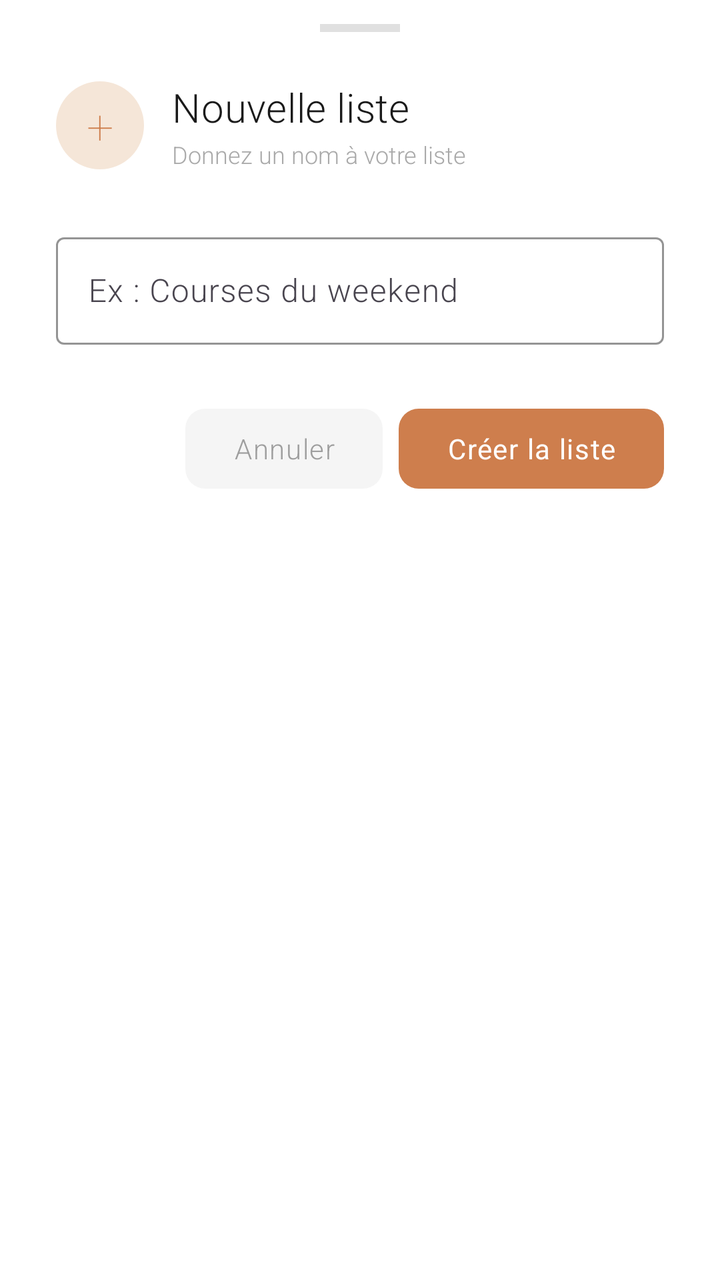
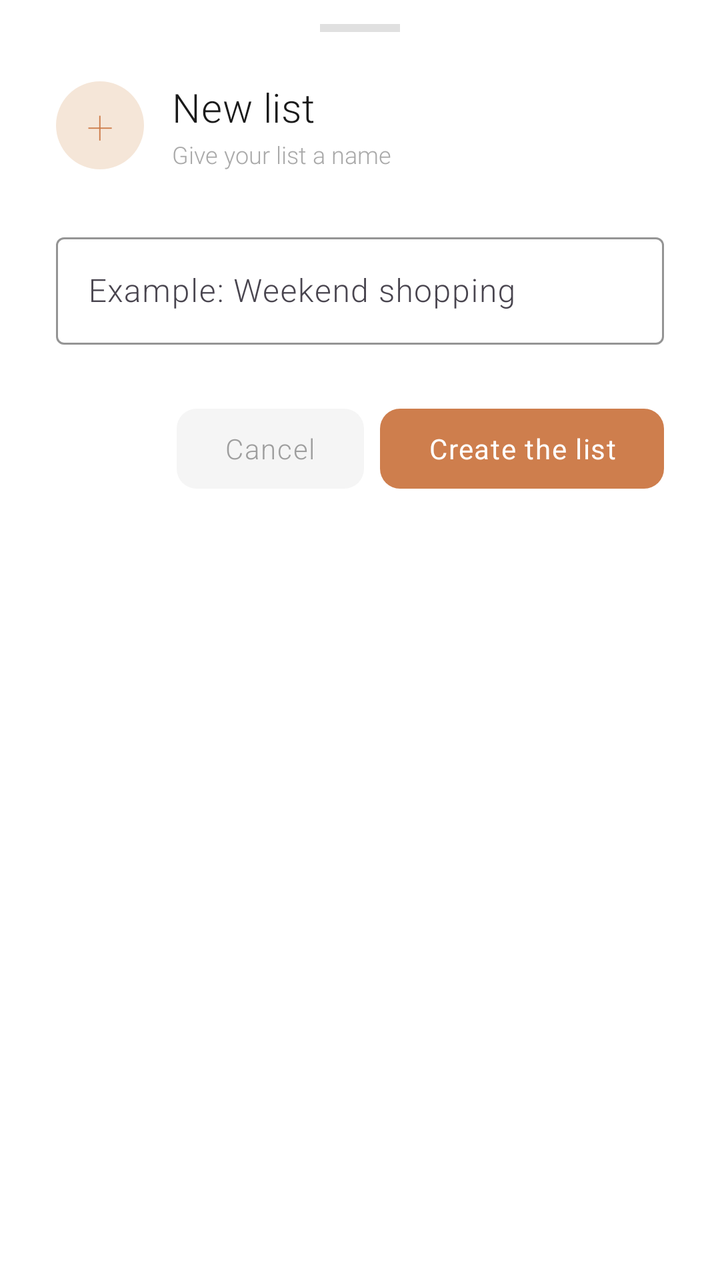

Before-and-after screenshots of an Android layout around one commit, followed by the original layout XML and the change that was made.
<!-- AndroidManifest.xml: application theme Theme.MiamList -->
<!-- res/layout/dialog_create_list.xml -->
<?xml version="1.0" encoding="utf-8"?>
<LinearLayout
    xmlns:android="http://schemas.android.com/apk/res/android"
    xmlns:app="http://schemas.android.com/apk/res-auto"
    android:layout_width="match_parent"
    android:layout_height="wrap_content"
    android:orientation="vertical"
    android:background="@drawable/bg_bottom_sheet"
    android:paddingStart="28dp"
    android:paddingEnd="28dp"
    android:paddingTop="12dp"
    android:paddingBottom="36dp">

    
    <View
        android:layout_width="40dp"
        android:layout_height="4dp"
        android:layout_gravity="center_horizontal"
        android:layout_marginBottom="24dp"
        android:background="#E0E0E0" />

    
    <LinearLayout
        android:layout_width="match_parent"
        android:layout_height="wrap_content"
        android:orientation="horizontal"
        android:gravity="center_vertical"
        android:layout_marginBottom="28dp">

        
        <FrameLayout
            android:layout_width="44dp"
            android:layout_height="44dp"
            android:background="@drawable/bg_icon_pill"
            android:layout_marginEnd="14dp">
            <TextView
                android:layout_width="wrap_content"
                android:layout_height="wrap_content"
                android:layout_gravity="center"
                android:text="+"
                android:textSize="24sp"
                android:fontFamily="sans-serif-thin"
                android:textColor="#CE7E4D" />
        </FrameLayout>

        <LinearLayout
            android:layout_width="0dp"
            android:layout_height="wrap_content"
            android:layout_weight="1"
            android:orientation="vertical">

            <TextView
                android:layout_width="wrap_content"
                android:layout_height="wrap_content"
                android:text="Nouvelle liste"
                android:textSize="20sp"
                android:fontFamily="sans-serif-light"
                android:textColor="#1A1A1A"
                android:letterSpacing="0.01" />

            <TextView
                android:layout_width="wrap_content"
                android:layout_height="wrap_content"
                android:text="Donnez un nom à votre liste"
                android:textSize="12sp"
                android:fontFamily="sans-serif-light"
                android:textColor="#AAAAAA"
                android:layout_marginTop="2dp" />
        </LinearLayout>
    </LinearLayout>

    
    <com.google.android.material.textfield.TextInputLayout
        android:id="@+id/tilListName"
        android:layout_width="match_parent"
        android:layout_height="wrap_content"
        android:hint="Ex : Courses du weekend"
        style="@style/Widget.MiamList.TextInputLayout"
        android:layout_marginBottom="28dp"
        app:hintTextColor="@color/on_surface_secondary"
        app:boxStrokeColor="@color/outline">

        <com.google.android.material.textfield.TextInputEditText
            android:id="@+id/editListName"
            android:layout_width="match_parent"
            android:layout_height="wrap_content"
            android:inputType="textCapSentences"
            android:textColor="#1A1A1A"
            android:textSize="16sp"
            android:fontFamily="sans-serif-light"
            android:paddingTop="16dp"
            android:paddingBottom="16dp"
            android:imeOptions="actionDone" />
    </com.google.android.material.textfield.TextInputLayout>

    
    <LinearLayout
        android:layout_width="match_parent"
        android:layout_height="wrap_content"
        android:orientation="horizontal"
        android:gravity="end">

        
        <com.google.android.material.button.MaterialButton
            android:id="@+id/btnCancel"
            android:layout_width="wrap_content"
            android:layout_height="48dp"
            android:text="Annuler"
            android:textColor="#9E9E9E"
            android:textSize="14sp"
            android:fontFamily="sans-serif-light"
            android:textAllCaps="false"
            android:letterSpacing="0.04"
            android:layout_marginEnd="8dp"
            app:backgroundTint="#F5F5F5"
            app:cornerRadius="10dp"
            app:elevation="0dp" />

        
        <com.google.android.material.button.MaterialButton
            android:id="@+id/btnCreate"
            android:layout_width="wrap_content"
            android:layout_height="48dp"
            android:paddingStart="24dp"
            android:paddingEnd="24dp"
            android:text="Créer la liste"
            android:textColor="#FFFFFF"
            android:textSize="14sp"
            android:fontFamily="sans-serif"
            android:textAllCaps="false"
            android:letterSpacing="0.04"
            app:backgroundTint="@color/accent"
            app:cornerRadius="10dp"
            app:elevation="0dp"
            app:rippleColor="#33FFFFFF" />
    </LinearLayout>

</LinearLayout>
<!-- resources referenced by this layout -->
<resources>
  <color name="accent">#CE7E4D</color>
  <color name="on_surface_secondary">#757575</color>
  <color name="outline">#D0D0D0</color>
  <!-- drawable bg_bottom_sheet (drawable) -->
  <?xml version="1.0" encoding="utf-8"?>
  <shape xmlns:android="http://schemas.android.com/apk/res/android"
      android:shape="rectangle">
      <solid android:color="#FFFFFF" />
      <corners
          android:topLeftRadius="28dp"
          android:topRightRadius="28dp" />
  </shape>
  <!-- drawable bg_icon_pill (drawable) -->
  <?xml version="1.0" encoding="utf-8"?>
  <shape xmlns:android="http://schemas.android.com/apk/res/android"
      android:shape="oval">
      <solid android:color="#F5E6D8" />
  </shape>
  <style name="Widget.MiamList.TextInputLayout" parent="Widget.Material3.TextInputLayout.OutlinedBox">
          <item name="boxStrokeColor">@color/outline</item>
          <item name="hintTextColor">@color/on_surface_secondary</item>
          <item name="boxStrokeWidthFocused">1.5dp</item>
          <item name="shapeAppearance">@style/ShapeAppearance.MiamList.SmallComponent</item>
      </style>
  <style name="Theme.MiamList" parent="Base.Theme.MiamList" />
  <style name="ShapeAppearance.MiamList.SmallComponent" parent="ShapeAppearance.Material3.SmallComponent">
          <item name="cornerSize">4dp</item>
      </style>
  <style name="Base.Theme.MiamList" parent="Theme.Material3.Light.NoActionBar">
          
          <item name="colorPrimary">@color/accent</item>
          <item name="colorOnPrimary">@color/on_accent</item>
          <item name="colorPrimaryContainer">@color/accent_light</item>
          <item name="colorOnPrimaryContainer">@color/on_surface</item>
  
          
          <item name="colorSurface">@color/background</item>
          <item name="colorOnSurface">@color/on_surface</item>
          <item name="colorSurfaceVariant">@color/surface</item>
          <item name="android:colorBackground">@color/background</item>
          <item name="android:windowBackground">@color/background</item>
  
          
          <item name="colorOutline">@color/outline</item>
  
          
          <item name="android:fontFamily">sans-serif-light</item>
  
          
          <item name="elevationOverlayEnabled">false</item>
      </style>
  <color name="on_accent">#FFFFFF</color>
  <color name="accent_light">#F5E6D8</color>
  <color name="on_surface">#1A1A1A</color>
  <color name="background">#FFFFFF</color>
  <color name="surface">#FAFAFA</color>
</resources>

<!-- the commit's change to res/layout/dialog_create_list.xml (unified diff, before → after) -->
@@ -23,6 +23,7 @@
     <LinearLayout
         android:layout_width="match_parent"
         android:layout_height="wrap_content"
+        android:baselineAligned="false"
         android:orientation="horizontal"
         android:gravity="center_vertical"
         android:layout_marginBottom="28dp">
@@ -52,7 +53,7 @@
             <TextView
                 android:layout_width="wrap_content"
                 android:layout_height="wrap_content"
-                android:text="Nouvelle liste"
+                android:text="@string/new_list"
                 android:textSize="20sp"
                 android:fontFamily="sans-serif-light"
                 android:textColor="#1A1A1A"
@@ -61,7 +62,7 @@
             <TextView
                 android:layout_width="wrap_content"
                 android:layout_height="wrap_content"
-                android:text="Donnez un nom à votre liste"
+                android:text="@string/give_your_list_a_name"
                 android:textSize="12sp"
                 android:fontFamily="sans-serif-light"
                 android:textColor="#AAAAAA"
@@ -74,7 +75,7 @@
         android:id="@+id/tilListName"
         android:layout_width="match_parent"
         android:layout_height="wrap_content"
-        android:hint="Ex : Courses du weekend"
+        android:hint="@string/example_shopping"
         style="@style/Widget.MiamList.TextInputLayout"
         android:layout_marginBottom="28dp"
         app:hintTextColor="@color/on_surface_secondary"
@@ -105,7 +106,7 @@
             android:id="@+id/btnCancel"
             android:layout_width="wrap_content"
             android:layout_height="48dp"
-            android:text="Annuler"
+            android:text="@string/cancel"
             android:textColor="#9E9E9E"
             android:textSize="14sp"
             android:fontFamily="sans-serif-light"
@@ -123,7 +124,7 @@
             android:layout_height="48dp"
             android:paddingStart="24dp"
             android:paddingEnd="24dp"
-            android:text="Créer la liste"
+            android:text="@string/create_the_list"
             android:textColor="#FFFFFF"
             android:textSize="14sp"
             android:fontFamily="sans-serif"
<!-- resource entries referenced after the edit -->
@@ -18,6 +18,11 @@
       android:shape="oval">
       <solid android:color="#F5E6D8" />
   </shape>
+  <string name="cancel">Cancel</string>
+  <string name="create_the_list">Create the list</string>
+  <string name="example_shopping">Example: Weekend shopping</string>
+  <string name="give_your_list_a_name">Give your list a name</string>
+  <string name="new_list">New list</string>
   <style name="Widget.MiamList.TextInputLayout" parent="Widget.Material3.TextInputLayout.OutlinedBox">
           <item name="boxStrokeColor">@color/outline</item>
           <item name="hintTextColor">@color/on_surface_secondary</item>
